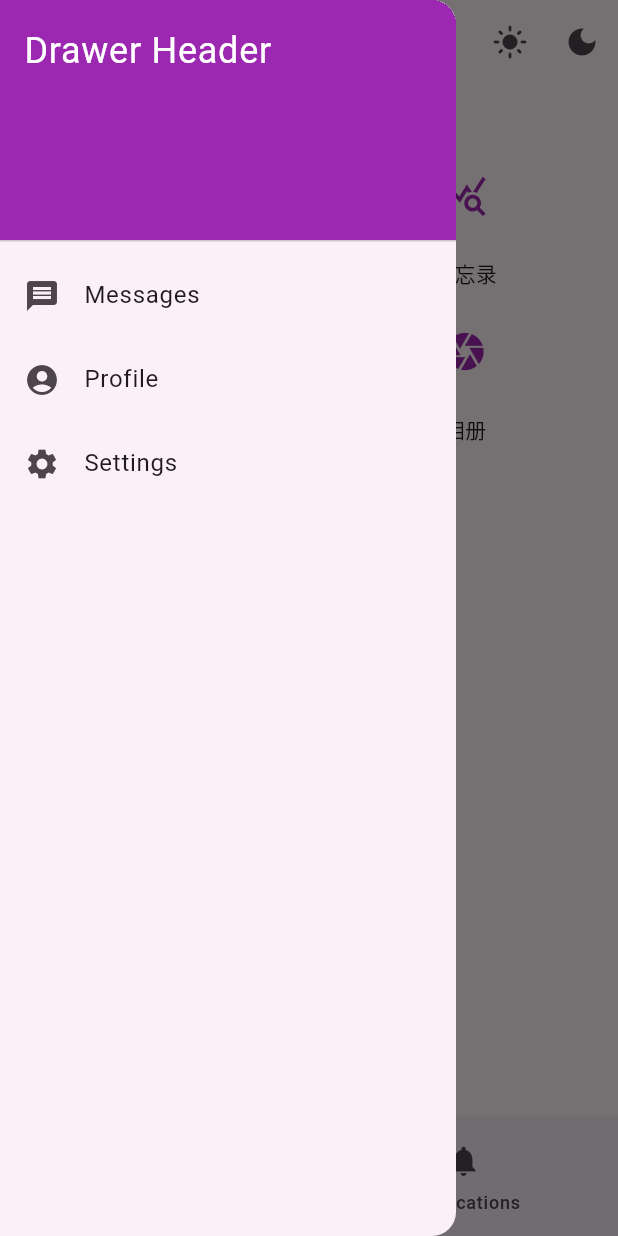
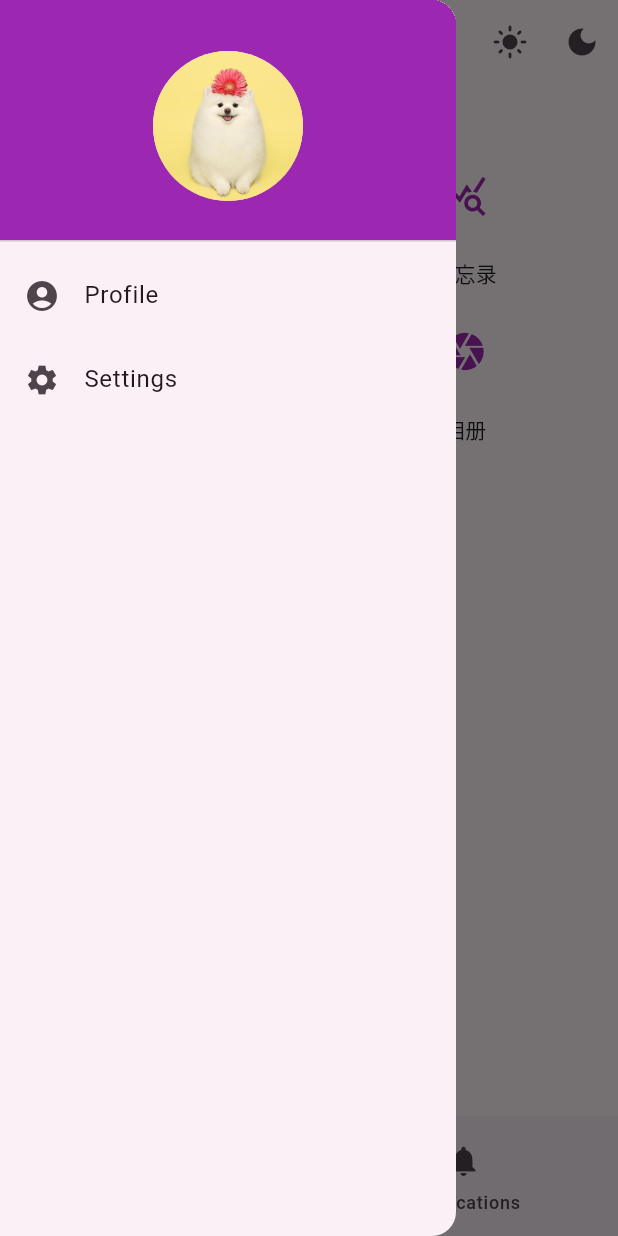
Before and after one commit to mmmyjun/sampleFlutter, a Flutter app: the screen it shows after launch, with the side drawer open, on a phone screen of 412 x 824 dp. Run offline on Flutter 3.47's test engine with Material 3 defaults, Android fonts, the phone set to English and light mode, and no system bars; our stand-ins replace audioplayers, card_swiper, dio, file_picker, flutter_easyloading, flutter_html and 5 more; missing offline and left inert: download, media_kit, media_kit_video, syncfusion_flutter_pdfviewer.

Commit message:
swiper: 高度;drawer header头像

```diff
--- a/lib/home.dart
+++ b/lib/home.dart
@@ -140,17 +140,12 @@ class _MyHomePageState extends State<MyHomePage> {
               decoration: BoxDecoration(
                 color: Colors.purple,
               ),
-              child: Text(
-                'Drawer Header',
-                style: TextStyle(
-                  color: Colors.white,
-                  fontSize: 24,
+              child: Center(
+                child: CircleAvatar(
+                  radius: 50,
+                  backgroundImage: AssetImage('assets/dog.jpg'),
                 ),
               ),
-            ),
-            ListTile(
-              leading: Icon(Icons.message),
-              title: Text('Messages'),
             ),
             ListTile(
               leading: Icon(Icons.account_circle),
--- a/lib/mode/swiper/swiper_card_page.dart
+++ b/lib/mode/swiper/swiper_card_page.dart
@@ -21,7 +21,7 @@ class _SwiperCardPageState extends State<SwiperCardPage> {
         child: Column(
           children: [
             SizedBox(
-              height: Platform.isAndroid || Platform.isIOS ?  300 : MediaQuery.of(context).size.height - 200,
+              height: Platform.isAndroid || Platform.isIOS ?  300 : MediaQuery.of(context).size.height - 100,
               child: SwiperCardList(),
             ),
             Expanded(
--- a/lib/mode/tv/tv_page.dart
+++ b/lib/mode/tv/tv_page.dart
@@ -58,6 +58,9 @@ class _TvPageState extends State<TvPage> with TickerProviderStateMixin {
       print('tvapi data:::$lists');
 
       setState(() {});
+    }).catchError((e){
+      EasyLoading.dismiss();
+      print('request list error:::$e');
     });
   }
 
```
